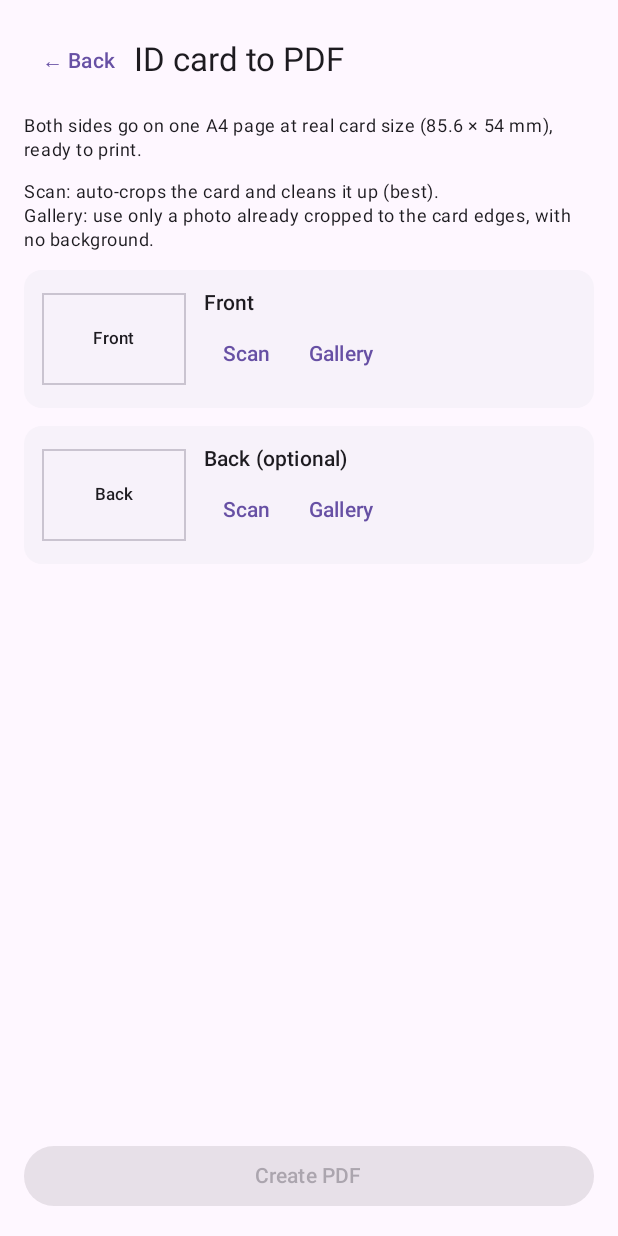
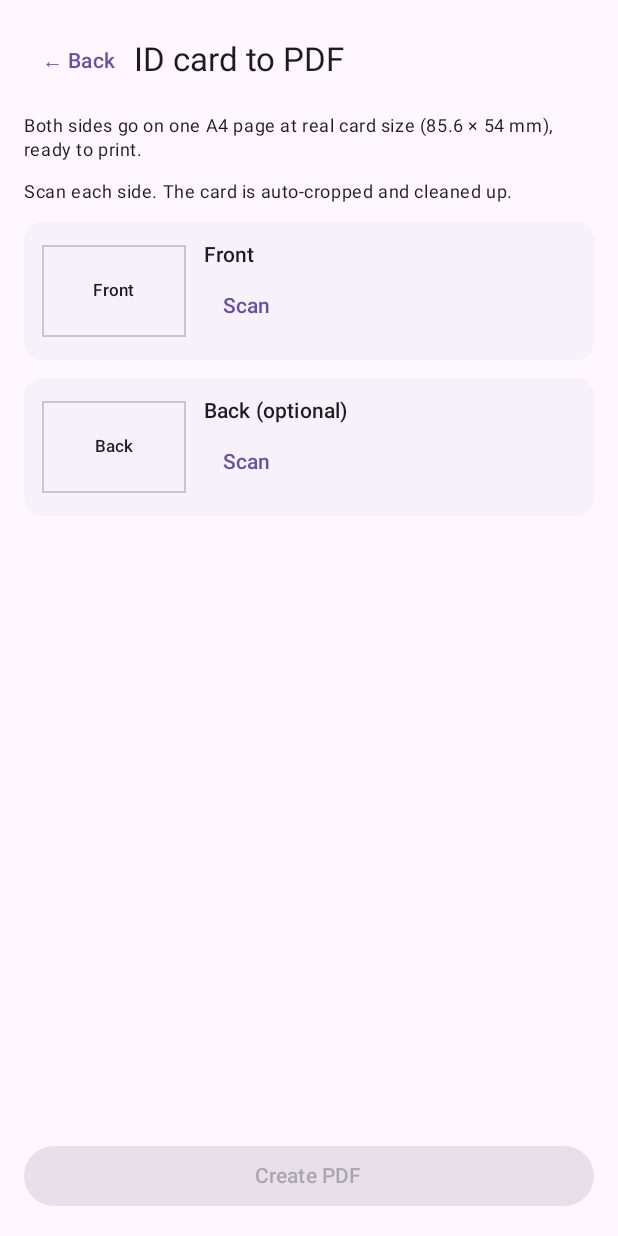
Before and after one commit to Oamprakash/PDFTools, an Android app built with Jetpack Compose: the composable IdCardScreen shown on its own in the app's theme, on a phone screen of 412 x 824 dp. Run offline under Robolectric (Android 15) with nearby library versions, the phone set to English and light mode, and no system bars; libraries missing offline, so code that uses them is left out: com.google.mlkit.vision.

Commit message:
ID card: scanner only, remove Gallery
Co-Authored-By: Claude Opus 5.5 <noreply@anthropic.com>
Claude-Session: https://claude.ai/code/session_019ZtYpqRyQjdrH8kEYgz8Dv

```diff
--- a/app/src/main/java/com/oam/pdftools/ui/IdCardScreen.kt
+++ b/app/src/main/java/com/oam/pdftools/ui/IdCardScreen.kt
@@ -4,7 +4,6 @@ import android.content.Intent
 import android.graphics.Bitmap
 import android.net.Uri
 import androidx.activity.compose.rememberLauncherForActivityResult
-import androidx.activity.result.PickVisualMediaRequest
 import androidx.activity.result.contract.ActivityResultContracts.*
 import androidx.compose.foundation.Image
 import androidx.compose.foundation.border
@@ -37,8 +36,6 @@ fun IdCardScreen(back: () -> Unit) {
 
     val scanFront = rememberScanner(1, { error = it }) { front = it.firstOrNull() ?: front }
     val scanBack = rememberScanner(1, { error = it }) { rear = it.firstOrNull() ?: rear }
-    val pickFront = rememberLauncherForActivityResult(PickVisualMedia()) { if (it != null) front = it }
-    val pickBack = rememberLauncherForActivityResult(PickVisualMedia()) { if (it != null) rear = it }
     val save = rememberLauncherForActivityResult(CreateDocument("application/pdf")) { u ->
         val f = front ?: return@rememberLauncherForActivityResult; u ?: return@rememberLauncherForActivityResult
         ctx.contentResolver.takePersistableUriPermission(u, Intent.FLAG_GRANT_READ_URI_PERMISSION or Intent.FLAG_GRANT_WRITE_URI_PERMISSION)
@@ -47,7 +44,6 @@ fun IdCardScreen(back: () -> Unit) {
     val info by remember(workId) {
         workId?.let { WorkManager.getInstance(ctx).getWorkInfoByIdFlow(it) } ?: flowOf(null)
     }.collectAsStateWithLifecycle(null)
-    val img = PickVisualMediaRequest(PickVisualMedia.ImageOnly)
 
     Column(Modifier.fillMaxSize().systemBarsPadding().padding(16.dp), verticalArrangement = Arrangement.spacedBy(12.dp)) {
         Row(verticalAlignment = Alignment.CenterVertically) {
@@ -55,10 +51,9 @@ fun IdCardScreen(back: () -> Unit) {
             Text(PdfWorker.ID_CARD, style = MaterialTheme.typography.titleLarge)
         }
         Text("Both sides go on one A4 page at real card size (85.6 × 54 mm), ready to print.", style = MaterialTheme.typography.bodySmall)
-        Text("Scan: auto-crops the card and cleans it up (best).\nGallery: use only a photo already cropped to the card edges, with no background.",
-            style = MaterialTheme.typography.bodySmall)
-        CardSlot("Front", front, scanFront, { pickFront.launch(img) }) { front = null }
-        CardSlot("Back (optional)", rear, scanBack, { pickBack.launch(img) }) { rear = null }
+        Text("Scan each side. The card is auto-cropped and cleaned up.", style = MaterialTheme.typography.bodySmall)
+        CardSlot("Front", front, scanFront) { front = null }
+        CardSlot("Back (optional)", rear, scanBack) { rear = null }
         error?.let { Text(it, color = MaterialTheme.colorScheme.error, style = MaterialTheme.typography.bodySmall) }
         Spacer(Modifier.weight(1f))
         JobStatus(info)
@@ -68,7 +63,7 @@ fun IdCardScreen(back: () -> Unit) {
 }
 
 @Composable
-private fun CardSlot(label: String, uri: Uri?, scan: () -> Unit, pick: () -> Unit, clear: () -> Unit) {
+private fun CardSlot(label: String, uri: Uri?, scan: () -> Unit, clear: () -> Unit) {
     val ctx = LocalContext.current
     val bmp by produceState<Bitmap?>(null, uri) {
         value = uri?.let { withContext(Dispatchers.IO) { runCatching { ctx.thumb(it) }.getOrNull() } }
@@ -81,15 +76,8 @@ private fun CardSlot(label: String, uri: Uri?, scan: () -> Unit, pick: () -> Uni
             }
             Column(Modifier.weight(1f)) {
                 Text(label, style = MaterialTheme.typography.titleSmall)
-                // ID-1 cards are 1.586:1. Far off that = probably an uncropped photo with background.
-                bmp?.let { b ->
-                    val r = maxOf(b.width, b.height).toFloat() / minOf(b.width, b.height)
-                    if (r !in 1.4f..1.8f) Text("This doesn't look like a cropped card. Use Scan to crop it.",
-                        color = MaterialTheme.colorScheme.error, style = MaterialTheme.typography.bodySmall)
-                }
                 Row {
                     TextButton(scan) { Text(if (uri == null) "Scan" else "Rescan") }
-                    TextButton(pick) { Text("Gallery") }
                     if (uri != null) TextButton(clear) { Text("Remove") }
                 }
             }
--- a/app/src/main/java/com/oam/pdftools/ui/Scanner.kt
+++ b/app/src/main/java/com/oam/pdftools/ui/Scanner.kt
@@ -39,7 +39,7 @@ fun rememberScanner(pageLimit: Int? = null, onError: (String) -> Unit, onPages:
                 .build()
             GmsDocumentScanning.getClient(opts).getStartScanIntent(ctx.activity())
                 .addOnSuccessListener { launcher.launch(IntentSenderRequest.Builder(it).build()) }
-                .addOnFailureListener { err("Scanner unavailable on this device (${it.message}). You can pick photos from the gallery instead.") }
+                .addOnFailureListener { err("Scanner unavailable on this device (${it.message}).") }
         }
     }
 }
```
